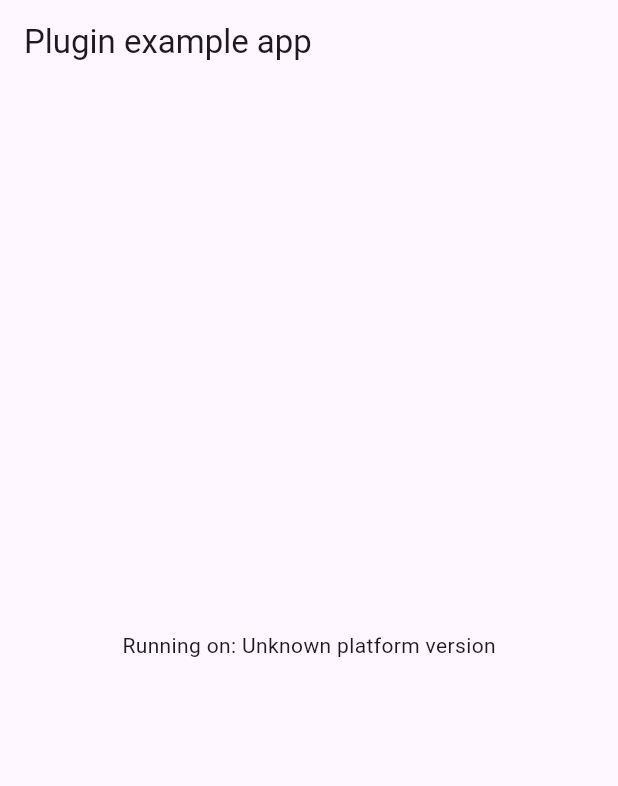
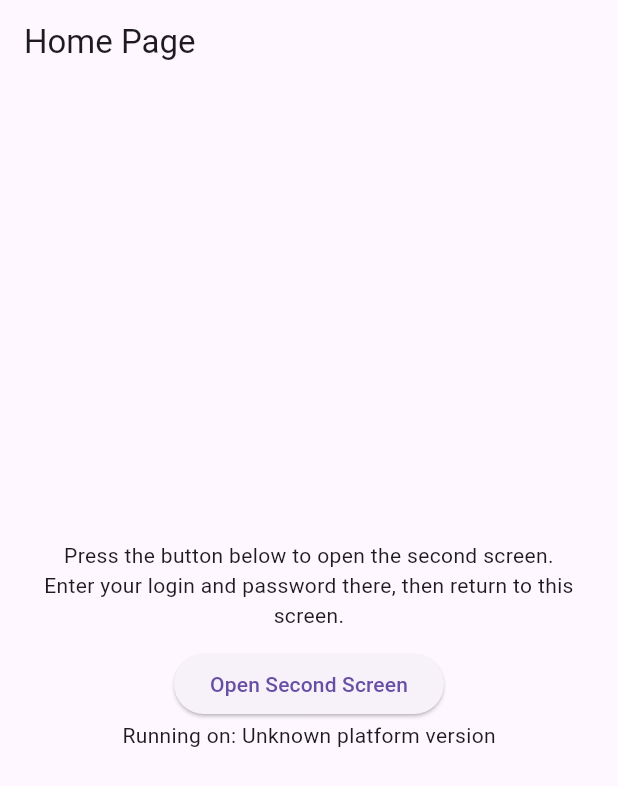
Before and after one commit to robotoss/safe_keyboard_flutter, a Flutter app: the screen it shows after launch, on a phone screen of 412 x 824 dp. Shown: the top 786 px of the screen. Run offline on Flutter 3.47's test engine with Material 3 defaults, Android fonts, the phone set to English and light mode, and no system bars; our stand-ins replace plugin_platform_interface.

Commit message:
feat: Add example for test data

```diff
--- a/example/lib/main.dart
+++ b/example/lib/main.dart
@@ -1,8 +1,6 @@
 import 'package:flutter/material.dart';
-import 'dart:async';
 
-import 'package:flutter/services.dart';
-import 'package:safe_keyboard_flutter/safe_keyboard_flutter.dart';
+import 'package:safe_keyboard_flutter_example/pages/home_page.dart';
 
 void main() {
   runApp(const MyApp());
@@ -16,48 +14,8 @@ class MyApp extends StatefulWidget {
 }
 
 class _MyAppState extends State<MyApp> {
-  String _platformVersion = 'Unknown';
-  final _safeKeyboardFlutterPlugin = SafeKeyboardFlutter();
-
-  @override
-  void initState() {
-    super.initState();
-    initPlatformState();
-  }
-
-  // Platform messages are asynchronous, so we initialize in an async method.
-  Future<void> initPlatformState() async {
-    String platformVersion;
-    // Platform messages may fail, so we use a try/catch PlatformException.
-    // We also handle the message potentially returning null.
-    try {
-      platformVersion =
-          await _safeKeyboardFlutterPlugin.getPlatformVersion() ?? 'Unknown platform version';
-    } on PlatformException {
-      platformVersion = 'Failed to get platform version.';
-    }
-
-    // If the widget was removed from the tree while the asynchronous platform
-    // message was in flight, we want to discard the reply rather than calling
-    // setState to update our non-existent appearance.
-    if (!mounted) return;
-
-    setState(() {
-      _platformVersion = platformVersion;
-    });
-  }
-
   @override
   Widget build(BuildContext context) {
-    return MaterialApp(
-      home: Scaffold(
-        appBar: AppBar(
-          title: const Text('Plugin example app'),
-        ),
-        body: Center(
-          child: Text('Running on: $_platformVersion\n'),
-        ),
-      ),
-    );
+    return MaterialApp(home: HomePage());
   }
 }
--- /dev/null
+++ b/example/lib/pages/home_page.dart
@@ -0,0 +1,80 @@
+import 'package:flutter/material.dart';
+import 'package:flutter/services.dart';
+import 'package:safe_keyboard_flutter/safe_keyboard_flutter.dart';
+import 'package:safe_keyboard_flutter_example/pages/second_page.dart';
+
+class HomePage extends StatefulWidget {
+  const HomePage({super.key});
+
+  @override
+  State<HomePage> createState() => _HomePageState();
+}
+
+class _HomePageState extends State<HomePage> {
+  String _platformVersion = 'Unknown';
+  final _safeKeyboardFlutterPlugin = SafeKeyboardFlutter();
+
+  @override
+  void initState() {
+    super.initState();
+    initPlatformState();
+  }
+
+  // Platform messages are asynchronous, so we initialize in an async method.
+  Future<void> initPlatformState() async {
+    String platformVersion;
+    // Platform messages may fail, so we use a try/catch PlatformException.
+    // We also handle the message potentially returning null.
+    try {
+      platformVersion =
+          await _safeKeyboardFlutterPlugin.getPlatformVersion() ?? 'Unknown platform version';
+    } on PlatformException {
+      platformVersion = 'Failed to get platform version.';
+    }
+
+    // If the widget was removed from the tree while the asynchronous platform
+    // message was in flight, we want to discard the reply rather than calling
+    // setState to update our non-existent appearance.
+    if (!mounted) return;
+
+    setState(() {
+      _platformVersion = platformVersion;
+    });
+  }
+
+  @override
+  Widget build(BuildContext context) {
+    return Scaffold(
+      appBar: AppBar(title: Text('Home Page')),
+      body: Padding(
+        padding: const EdgeInsets.symmetric(horizontal: 16.0),
+        child: Column(
+          crossAxisAlignment: CrossAxisAlignment.center,
+          mainAxisAlignment: MainAxisAlignment.center,
+          children: [
+            Text(
+              'Press the button below to open the second screen.'
+              '\n'
+              'Enter your login and password there, then return to this screen.',
+              textAlign: TextAlign.center,
+            ),
+            const SizedBox(height: 12),
+            ElevatedButton(
+              onPressed: () {
+                Navigator.of(context).push(
+                  MaterialPageRoute(
+                    builder: (context) {
+                      return SecondPage();
+                    },
+                  ),
+                );
+              },
+              child: Text('Open Second Screen'),
+            ),
+            Text('Running on: $_platformVersion\n'),
+          ],
+        ),
+      ),
+    );
+  }
+}
```
Also changed, not shown: example/lib/pages/second_page.dart (added, +97 -0 lines), 4 other files.
